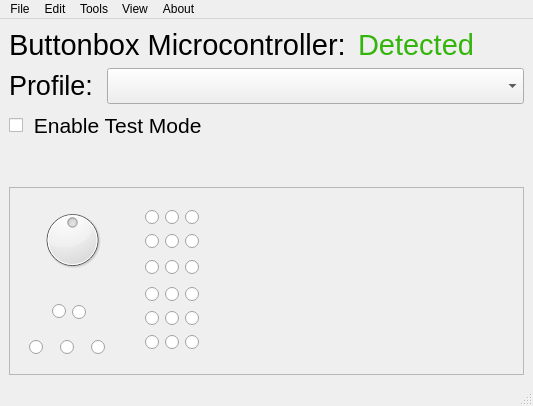
Old version of the form client/buttonbox_client/ui/window.ui in the repository TheCheese42/buttonbox.
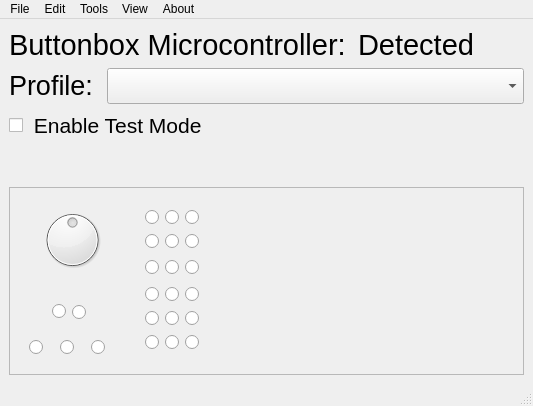
New version of the form. Icons and pictures are not drawn.

Diff of the .ui file:
```diff
--- a/client/buttonbox_client/ui/window.ui
+++ b/client/buttonbox_client/ui/window.ui
@@ -51,33 +51,6 @@
           <verstretch>0</verstretch>
          </sizepolicy>
         </property>
-        <property name="palette">
-         <palette>
-          <active>
-           <colorrole role="WindowText">
-            <brush brushstyle="SolidPattern">
-             <color alpha="255">
-              <red>51</red>
-              <green>181</green>
-              <blue>11</blue>
-             </color>
-            </brush>
-           </colorrole>
-          </active>
-          <inactive>
-           <colorrole role="WindowText">
-            <brush brushstyle="SolidPattern">
-             <color alpha="255">
-              <red>51</red>
-              <green>181</green>
-              <blue>11</blue>
-             </color>
-            </brush>
-           </colorrole>
-          </inactive>
-          <disabled/>
-         </palette>
-        </property>
         <property name="font">
          <font>
           <family>Liberation Sans</family>
```
Left out of the diff: 13 changed lines with no effect on the pictures.
